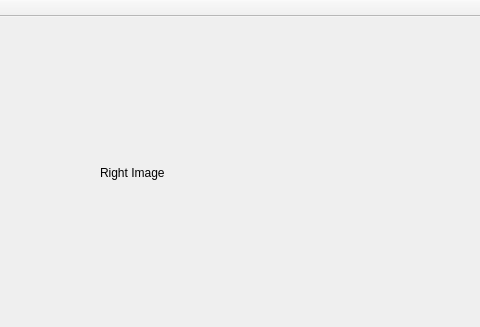
Old version of the form mainwindow.ui in the repository jason741852/Image_Stitcher; both pictures show x 350 to 830 and y 0 to 327 of the 1028 by 634 pixel window.
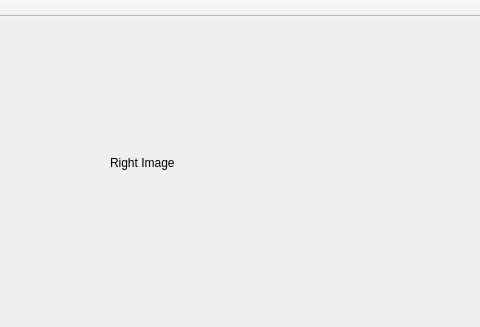
New version of the form.

Patch:
```diff
--- a/mainwindow.ui
+++ b/mainwindow.ui
@@ -56,8 +56,8 @@
    <widget class="QLabel" name="display_2">
     <property name="geometry">
      <rect>
-      <x>450</x>
-      <y>70</y>
+      <x>460</x>
+      <y>60</y>
       <width>271</width>
       <height>171</height>
      </rect>
```
